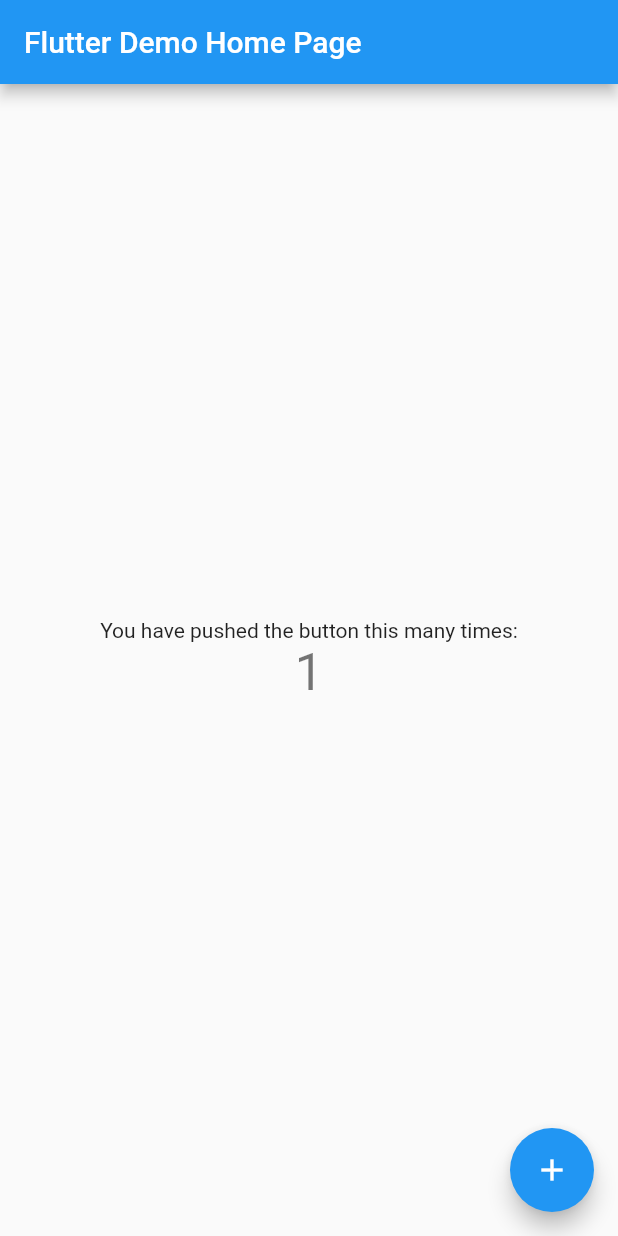
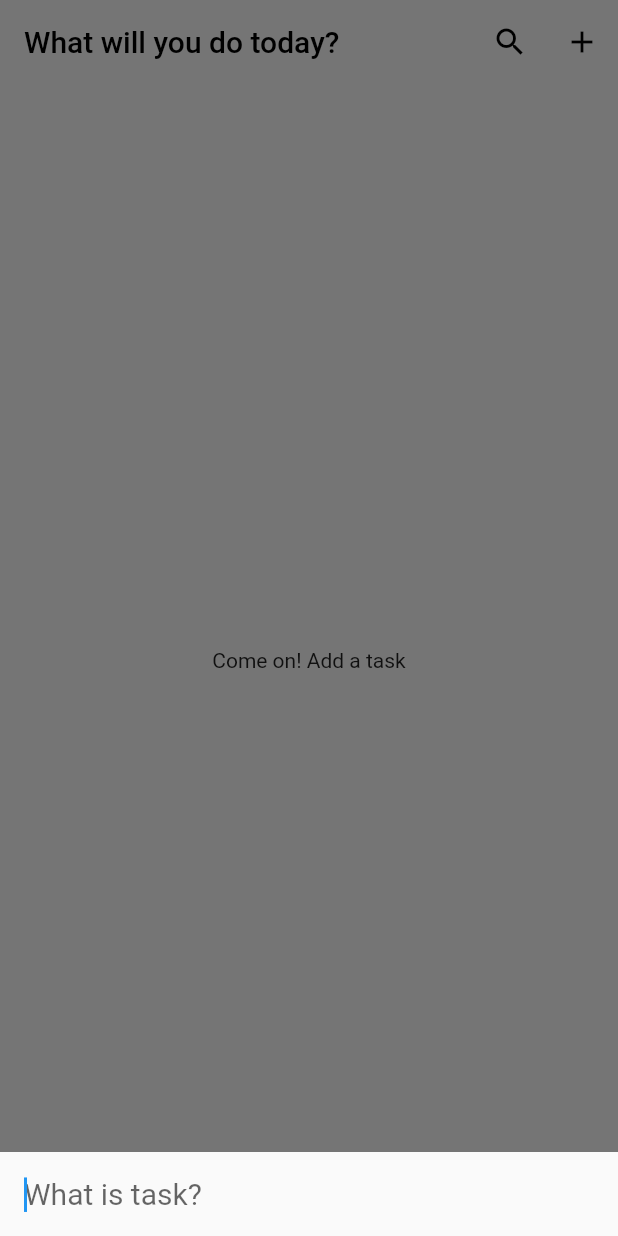
Before and after one commit to MrBuluc/TodoApp, a Flutter app: the screen it shows after launch, after a tap on the "add" icon, on a phone screen of 412 x 824 dp. Run offline on Flutter 3.47's test engine with Material 2 defaults, Android fonts, the phone set to English and light mode, and no system bars; our stand-ins replace easy_localization, flutter_datetime_picker, get_it, hive, hive_flutter; accounts and stored records are empty.

Commit message:
finish the project

```diff
--- /dev/null
+++ b/lib/data/local_storage.dart
@@ -0,0 +1,53 @@
+import 'package:hive/hive.dart';
+import 'package:todo_app/models/task_model.dart';
+
+abstract class LocalStorage {
+  Future addTask({required Task task});
+  Future<Task?> getTask({required String id});
+  Future<List<Task>> getAllTask();
+  Future<bool> deleteTask({required Task task});
+  Future<Task> updateTask({required Task task});
+}
+
+class HiveLocalStorage extends LocalStorage {
+  late Box<Task> taskBox;
+
+  HiveLocalStorage() {
+    taskBox = Hive.box<Task>("tasks");
+  }
+
+  @override
+  Future addTask({required Task task}) async {
+    await taskBox.put(task.id, task);
+  }
+
+  @override
+  Future<bool> deleteTask({required Task task}) async {
+    await task.delete();
+    return true;
+  }
+
+  @override
+  Future<List<Task>> getAllTask() async {
+    List<Task> allTask = <Task>[];
+    allTask = taskBox.values.toList();
+    if (allTask.isNotEmpty) {
+      allTask.sort((Task a, Task b) => b.createdAt.compareTo(a.createdAt));
+    }
+    return allTask;
+  }
+
+  @override
+  Future<Task?> getTask({required String id}) async {
+    if (taskBox.containsKey(id)) {
+      return taskBox.get(id);
+    }
+    return null;
+  }
+
+  @override
+  Future<Task> updateTask({required Task task}) async {
+    await task.save();
+    return task;
+  }
+}
--- a/lib/main.dart
+++ b/lib/main.dart
@@ -1,115 +1,61 @@
+import 'package:easy_localization/easy_localization.dart';
 import 'package:flutter/material.dart';
+import 'package:flutter/services.dart';
+import 'package:get_it/get_it.dart';
+import 'package:hive_flutter/hive_flutter.dart';
+import 'package:todo_app/data/local_storage.dart';
+import 'package:todo_app/models/task_model.dart';
+import 'package:todo_app/pages/home_page.dart';
 
-void main() {
-  runApp(const MyApp());
+final locator = GetIt.instance;
+
+setup() {
+  locator.registerSingleton<LocalStorage>(HiveLocalStorage());
+}
+
+Future setupHive() async {
+  await Hive.initFlutter();
+  Hive.registerAdapter(TaskAdapter());
+  Box taskBox = await Hive.openBox<Task>("tasks");
+  for (Task task in taskBox.values) {
+    if (task.createdAt.day != DateTime.now().day) {
+      taskBox.delete(task.id);
+    }
+  }
+}
+
+void main() async {
+  WidgetsFlutterBinding.ensureInitialized();
+  await EasyLocalization.ensureInitialized();
+  SystemChrome.setSystemUIOverlayStyle(
+      const SystemUiOverlayStyle(statusBarColor: Colors.transparent));
+  await setupHive();
+  setup();
+  runApp(EasyLocalization(
+    supportedLocales: const [Locale("en", "US"), Locale("tr", "TR")],
+    path: "assets/translations",
+    fallbackLocale: const Locale("en", "US"),
+    child: const MyApp(),
+  ));
 }
 
 class MyApp extends StatelessWidget {
   const MyApp({Key? key}) : super(key: key);
 
-  // This widget is the root of your application.
   @override
   Widget build(BuildContext context) {
     return MaterialApp(
+      localizationsDelegates: context.localizationDelegates,
+      supportedLocales: context.supportedLocales,
+      locale: context.deviceLocale,
       title: 'Flutter Demo',
       theme: ThemeData(
-        // This is the theme of your application.
-        //
-        // Try running your application with "flutter run". You'll see the
-        // application has a blue toolbar. Then, without quitting the app, try
-        // changing the primarySwatch below to Colors.green and then invoke
-        // "hot reload" (press "r" in the console where you ran "flutter run",
-        // or simply save your changes to "hot reload" in a Flutter IDE).
-        // Notice that the counter didn't reset back to zero; the application
-        // is not restarted.
-        primarySwatch: Colors.blue,
-      ),
-      home: const MyHomePage(title: 'Flutter Demo Home Page'),
+          primarySwatch: Colors.blue,
+          appBarTheme: const AppBarTheme(
+              elevation: 0,
+              backgroundColor: Colors.white,
+              iconTheme: IconThemeData(color: Colors.black))),
+      home: const HomePage(),
     );
   }
 }
-
-class MyHomePage extends StatefulWidget {
-  const MyHomePage({Key? key, required this.title}) : super(key: key);
-
-  // This widget is the home page of your application. It is stateful, meaning
-  // that it has a State object (defined below) that contains fields that affect
-  // how it looks.
-
-  // This class is the configuration for the state. It holds the values (in this
-  // case the title) provided by the parent (in this case the App widget) and
-  // used by the build method of the State. Fields in a Widget subclass are
-  // always marked "final".
-
-  final String title;
-
-  @override
-  State<MyHomePage> createState() => _MyHomePageState();
-}
-
-class _MyHomePageState extends State<MyHomePage> {
-  int _counter = 0;
-
-  void _incrementCounter() {
-    setState(() {
-      // This call to setState tells the Flutter framework that something has
-      // changed in this State, which causes it to rerun the build method below
-      // so that the display can reflect the updated values. If we changed
-      // _counter without calling setState(), then the build method would not be
-      // called again, and so nothing would appear to happen.
-      _counter++;
-    });
-  }
-
-  @override
-  Widget build(BuildContext context) {
-    // This method is rerun every time setState is called, for instance as done
-    // by the _incrementCounter method above.
-    //
-    // The Flutter framework has been optimized to make rerunning build methods
-    // fast, so that you can just rebuild anything that needs updating rather
-    // than having to individually change instances of widgets.
-    return Scaffold(
-      appBar: AppBar(
-        // Here we take the value from the MyHomePage object that was created by
-        // the App.build method, and use it to set our appbar title.
-        title: Text(widget.title),
-      ),
-      body: Center(
-        // Center is a layout widget. It takes a single child and positions it
-        // in the middle of the parent.
-        child: Column(
-          // Column is also a layout widget. It takes a list of children and
-          // arranges them vertically. By default, it sizes itself to fit its
-          // children horizontally, and tries to be as tall as its parent.
-          //
-          // Invoke "debug painting" (press "p" in the console, choose the
-          // "Toggle Debug Paint" action from the Flutter Inspector in Android
-          // Studio, or the "Toggle Debug Paint" command in Visual Studio Code)
-          // to see the wireframe for each widget.
-          //
-          // Column has various properties to control how it sizes itself and
-          // how it positions its children. Here we use mainAxisAlignment to
-          // center the children vertically; the main axis here is the vertical
-          // axis because Columns are vertical (the cross axis would be
-          // horizontal).
-          mainAxisAlignment: MainAxisAlignment.center,
-          children: <Widget>[
-            const Text(
-              'You have pushed the button this many times:',
-            ),
-            Text(
-              '$_counter',
-              style: Theme.of(context).textTheme.headline4,
-            ),
-          ],
-        ),
-      ),
-      floatingActionButton: FloatingActionButton(
-        onPressed: _incrementCounter,
-        tooltip: 'Increment',
-        child: const Icon(Icons.add),
-      ), // This trailing comma makes auto-formatting nicer for build methods.
-    );
-  }
-}
--- /dev/null
+++ b/lib/models/task_model.dart
@@ -0,0 +1,29 @@
+import 'package:hive/hive.dart';
+import 'package:uuid/uuid.dart';
+
+part 'task_model.g.dart';
+
+@HiveType(typeId: 1)
+class Task extends HiveObject {
+  @HiveField(0)
+  final String id;
+  @HiveField(1)
+  String name;
+  @HiveField(2)
+  final DateTime createdAt;
+  @HiveField(3)
+  bool isCompleted;
+
+  Task(
+      {required this.id,
+      required this.name,
+      required this.createdAt,
+      required this.isCompleted});
+
+  factory Task.create({required String name, required DateTime createdAt}) =>
+      Task(
+          id: const Uuid().v1(),
+          name: name,
+          createdAt: createdAt,
+          isCompleted: false);
+}
--- /dev/null
+++ b/lib/pages/home_page.dart
@@ -0,0 +1,111 @@
+import 'package:easy_localization/easy_localization.dart';
+import 'package:flutter/material.dart';
+import 'package:flutter_datetime_picker/flutter_datetime_picker.dart';
+import 'package:todo_app/data/local_storage.dart';
+import 'package:todo_app/main.dart';
+import 'package:todo_app/models/task_model.dart';
+import 'package:todo_app/widgets/custom_search_delegate.dart';
+import 'package:todo_app/widgets/task_list_view_builder.dart';
+
+import '../helper/translation_helper.dart';
+
+class HomePage extends StatefulWidget {
+  const HomePage({Key? key}) : super(key: key);
+
+  @override
+  State<HomePage> createState() => _HomePageState();
+}
+
+class _HomePageState extends State<HomePage> {
+  late List<Task> allTasks;
+  late LocalStorage localStorage;
+
+  @override
+  void initState() {
+    super.initState();
+    localStorage = locator<LocalStorage>();
+    allTasks = <Task>[];
+    getAllTaskFromDB();
+  }
+
+  @override
+  Widget build(BuildContext context) {
+    return Scaffold(
+        backgroundColor: Colors.white,
+        appBar: AppBar(
+          title: GestureDetector(
+            child: const Text(
+              "title",
+              style: TextStyle(color: Colors.black),
+            ).tr(),
+            onTap: () {
+              _showAddTaskBottomSheet();
+            },
+          ),
+          centerTitle: false,
+          actions: [
+            IconButton(
+              icon: const Icon(Icons.search),
+              onPressed: () {
+                showSearchPage();
+              },
+            ),
+            IconButton(
+              icon: const Icon(Icons.add),
+              onPressed: () {
+                _showAddTaskBottomSheet();
+              },
+            )
+          ],
+        ),
+        body: allTasks.isNotEmpty
+            ? TaskListViewBuilder(allTasks: allTasks)
+            : Center(
+                child: const Text("empty_task_list").tr(),
+              ));
+  }
+
+  getAllTaskFromDB() async {
+    allTasks = await localStorage.getAllTask();
+    setState(() {});
+  }
+
+  void _showAddTaskBottomSheet() {
+    showModalBottomSheet(
+        context: context,
+        builder: (context) {
+          MediaQueryData mediaQueryData = MediaQuery.of(context);
+          return Container(
+            padding: EdgeInsets.only(bottom: mediaQueryData.viewInsets.bottom),
+            width: mediaQueryData.size.width,
+            child: ListTile(
+              title: TextField(
+                style: const TextStyle(fontSize: 20),
+                decoration: InputDecoration(
+                    hintText: "add_task".tr(), border: InputBorder.none),
+                autofocus: true,
+                onSubmitted: (value) {
+                  Navigator.pop(context);
+                  if (value.length > 3) {
+                    DatePicker.showTimePicker(context,
+                        locale: TranslationHelper.getDeviceLanguage(context),
+                        showSecondsColumn: false, onConfirm: (time) async {
+                      Task newTask = Task.create(name: value, createdAt: time);
+                      allTasks.insert(0, newTask);
+                      await localStorage.addTask(task: newTask);
+                      setState(() {});
+                    });
+                  }
+                },
+              ),
+            ),
+          );
+        });
+  }
+
+  showSearchPage() async {
+    await showSearch(
+        context: context, delegate: CustomSearchDelegate(allTask: allTasks));
+    getAllTaskFromDB();
+  }
+}
--- /dev/null
+++ b/lib/widgets/custom_search_delegate.dart
@@ -0,0 +1,54 @@
+import 'package:easy_localization/easy_localization.dart';
+import 'package:flutter/material.dart';
+import 'package:todo_app/widgets/task_list_view_builder.dart';
+
+import '../models/task_model.dart';
+
+class CustomSearchDelegate extends SearchDelegate {
+  final List<Task> allTask;
+
+  CustomSearchDelegate({required this.allTask});
+
+  @override
+  List<Widget>? buildActions(BuildContext context) {
+    return [
+      IconButton(
+        icon: const Icon(Icons.clear),
+        onPressed: () {
+          query.isEmpty ? null : query = "";
+        },
+      ),
+    ];
+  }
+
+  @override
+  Widget? buildLeading(BuildContext context) {
+    return GestureDetector(
+      child: const Icon(
+        Icons.arrow_back_ios,
+        color: Colors.black,
+        size: 24,
+      ),
+      onTap: () {
+        close(context, null);
+      },
+    );
+  }
+
+  @override
+  Widget buildResults(BuildContext context) {
+    List<Task> filteredList = allTask
+        .where((task) => task.name.toLowerCase().contains(query.toLowerCase()))
+        .toList();
+    return filteredList.isNotEmpty
+        ? TaskListViewBuilder(allTasks: filteredList)
+        : Center(
+            child: const Text("search_not_found").tr(),
+          );
+  }
+
+  @override
+  Widget buildSuggestions(BuildContext context) {
+    return Container();
+  }
+}
```
Also changed, not shown: assets/translations/en-US.json (added, +7 -0 lines), assets/translations/tr-TR.json (added, +7 -0 lines), lib/helper/translation_helper.dart (added, +18 -0 lines), lib/widgets/task_list_item.dart (added, +79 -0 lines), lib/widgets/task_list_view_builder.dart (added, +51 -0 lines), pubspec.yaml (+11 -1 lines), lib/models/task_model.g.dart (added), pubspec.lock.
